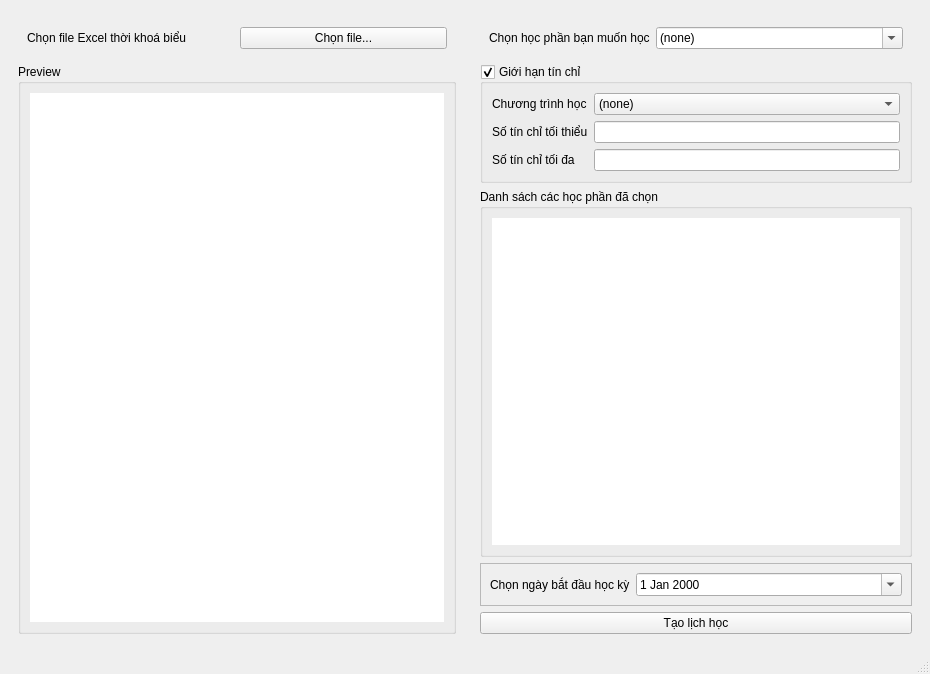
Zeann3th/Timetable_Sorting, file ui_design/main.ui: the form before one commit.
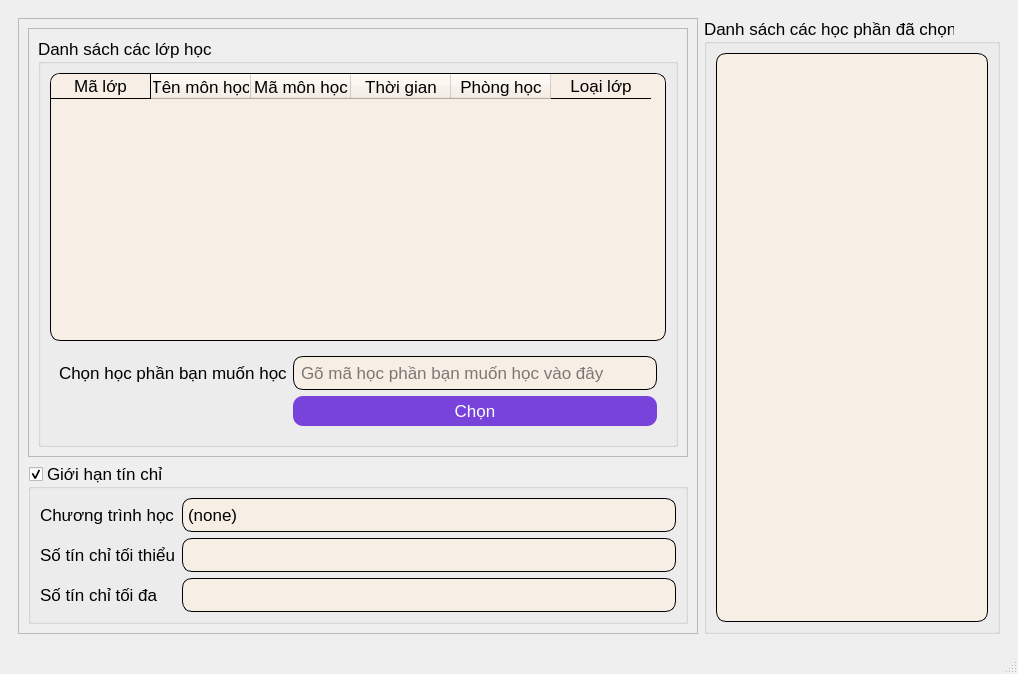
The form after the commit. Icons and pictures are not drawn.

Commit message: Debugging and adding some UI components for development

What changed in the file:
```diff
--- a/ui_design/main.ui
+++ b/ui_design/main.ui
@@ -6,15 +6,42 @@
    <rect>
     <x>0</x>
     <y>0</y>
-    <width>930</width>
+    <width>1018</width>
     <height>674</height>
    </rect>
   </property>
   <property name="windowTitle">
    <string>MainWindow</string>
   </property>
+  <property name="styleSheet">
+   <string notr="true">QMainWindow &gt; QWidget {
+	background: #FFFBF5;
+}</string>
+  </property>
+  <property name="unifiedTitleAndToolBarOnMac">
+   <bool>false</bool>
+  </property>
   <widget class="QWidget" name="centralwidget">
-   <layout class="QHBoxLayout" name="horizontalLayout_2">
+   <layout class="QVBoxLayout" name="verticalLayout_9">
+    <item>
+     <widget class="QStackedWidget" name="stackedWidget">
+      <property name="minimumSize">
+       <size>
+        <width>1000</width>
+        <height>0</height>
+       </size>
+      </property>
+      <property name="maximumSize">
+       <size>
+        <width>1000</width>
+        <height>16777215</height>
+       </size>
+      </property>
+      <property name="currentIndex">
+       <number>1</number>
+      </property>
+      <widget class="QWidget" name="page">
+       <layout class="QVBoxLayout" name="verticalLayout_2">
     <item>
      <widget class="QFrame" name="frame_3">
       <property name="maximumSize">
@@ -23,6 +50,11 @@
         <height>16777215</height>
        </size>
       </property>
+          <property name="font">
+           <font>
+            <pointsize>13</pointsize>
+           </font>
+          </property>
       <property name="frameShape">
        <enum>QFrame::NoFrame</enum>
       </property>
@@ -31,7 +63,12 @@
       </property>
       <layout class="QVBoxLayout" name="verticalLayout_4">
        <item>
-        <widget class="QFrame" name="frame">
+            <widget class="QFrame" name="frame_1">
+             <property name="font">
+              <font>
+               <pointsize>13</pointsize>
+              </font>
+             </property>
          <property name="frameShape">
           <enum>QFrame::NoFrame</enum>
          </property>
@@ -41,16 +78,71 @@
          <layout class="QHBoxLayout" name="horizontalLayout">
           <item>
            <widget class="QLabel" name="label">
+                <property name="font">
+                 <font>
+                  <pointsize>13</pointsize>
+                 </font>
+                </property>
             <property name="text">
              <string>Chọn file Excel thời khoá biểu</string>
             </property>
            </widget>
           </item>
+              <item>
+               <spacer name="horizontalSpacer">
+                <property name="orientation">
+                 <enum>Qt::Horizontal</enum>
+                </property>
+                <property name="sizeType">
+                 <enum>QSizePolicy::Fixed</enum>
+                </property>
+                <property name="sizeHint" stdset="0">
+                 <size>
+                  <width>20</width>
+                  <height>20</height>
+                 </size>
+                </property>
+               </spacer>
+              </item>
           <item>
            <widget class="QPushButton" name="pushButton">
+                <property name="sizePolicy">
+                 <sizepolicy hsizetype="Minimum" vsizetype="Fixed">
+                  <horstretch>0</horstretch>
+                  <verstretch>0</verstretch>
+                 </sizepolicy>
+                </property>
+                <property name="font">
+                 <font>
+                  <pointsize>13</pointsize>
+                 </font>
+                </property>
+                <property name="cursor">
+                 <cursorShape>PointingHandCursor</cursorShape>
+                </property>
+                <property name="styleSheet">
+                 <string notr="true">QPushButton {
+	border-radius: 10px;
+	padding: 5px;
+	background: #7743DB;
+	color: white;
+}</string>
+                </property>
             <property name="text">
              <string>Chọn file...</string>
             </property>
+                <property name="icon">
+                 <iconset theme="document-open"/>
+                </property>
+                <property name="checkable">
+                 <bool>false</bool>
+                </property>
+                <property name="checked">
+                 <bool>false</bool>
+                </property>
+                <property name="flat">
+                 <bool>true</bool>
+                </property>
            </widget>
           </item>
          </layout>
@@ -58,6 +150,11 @@
        </item>
        <item>
         <widget class="QGroupBox" name="groupBox">
+             <property name="font">
+              <font>
+               <pointsize>13</pointsize>
+              </font>
+             </property>
          <property name="title">
           <string>Preview</string>
          </property>
@@ -70,12 +167,117 @@
          <layout class="QVBoxLayout" name="verticalLayout_3">
           <item>
            <widget class="QTableWidget" name="tableWidget">
+                <property name="sizePolicy">
+                 <sizepolicy hsizetype="Preferred" vsizetype="Expanding">
+                  <horstretch>0</horstretch>
+                  <verstretch>0</verstretch>
+                 </sizepolicy>
+                </property>
+                <property name="font">
+                 <font>
+                  <pointsize>13</pointsize>
+                 </font>
+                </property>
+                <property name="styleSheet">
+                 <string notr="true">QTableView{
+	background-color: #F7EFE5;
+	border-radius: 10px;
+	border: 1px solid black;
+}
+
+QHeaderView, QHeaderView::section{
+	background-color: #F7EFE5;
+}
+
+QHeaderView{
+	border-top-right-radius: 10px;
+	border-top-left-radius: 10px;
+}
+
+QHeaderView::section {
+	border-bottom: 1px solid black;
+	border-right: 1px solid black;
+}
+
+QHeaderView::section::first{
+	border-top-left-radius: 10px;
+}
+
+QHeaderView::section::last{
+	border-top-right-radius: 10px;
+	border-right: 0px;
+}
+
+QScrollArea{
+	border-radius: 10px;
+}</string>
+                </property>
             <property name="frameShape">
              <enum>QFrame::NoFrame</enum>
             </property>
             <property name="frameShadow">
              <enum>QFrame::Plain</enum>
             </property>
+                <property name="sizeAdjustPolicy">
+                 <enum>QAbstractScrollArea::AdjustToContents</enum>
+                </property>
+                <property name="autoScroll">
+                 <bool>true</bool>
+                </property>
+                <property name="alternatingRowColors">
+                 <bool>true</bool>
+                </property>
+                <property name="gridStyle">
+                 <enum>Qt::SolidLine</enum>
+                </property>
+                <property name="sortingEnabled">
+                 <bool>true</bool>
+                </property>
+                <attribute name="horizontalHeaderCascadingSectionResizes">
+                 <bool>true</bool>
+                </attribute>
+                <attribute name="horizontalHeaderHighlightSections">
+                 <bool>true</bool>
+                </attribute>
+                <attribute name="horizontalHeaderShowSortIndicator" stdset="0">
+                 <bool>true</bool>
+                </attribute>
+                <attribute name="horizontalHeaderStretchLastSection">
+                 <bool>true</bool>
+                </attribute>
+                <attribute name="verticalHeaderCascadingSectionResizes">
+                 <bool>false</bool>
+                </attribute>
+                <column>
+                 <property name="text">
+                  <string>Mã lớp</string>
+                 </property>
+                </column>
+                <column>
+                 <property name="text">
+                  <string>Tên môn học</string>
+                 </property>
+                </column>
+                <column>
+                 <property name="text">
+                  <string>Mã môn học</string>
+                 </property>
+                </column>
+                <column>
+                 <property name="text">
+                  <string>Thời gian</string>
+                 </property>
+                </column>
+                <column>
+                 <property name="text">
+                  <string>Phòng học</string>
+                 </property>
+                </column>
+                <column>
+                 <property name="text">
+                  <string>Loại lớp</string>
+                 </property>
+                </column>
            </widget>
           </item>
          </layout>
@@ -84,21 +286,172 @@
       </layout>
      </widget>
     </item>
+       </layout>
+      </widget>
+      <widget class="QWidget" name="page_2">
+       <layout class="QHBoxLayout" name="horizontalLayout_3">
     <item>
-     <widget class="QFrame" name="frame_4">
-      <property name="maximumSize">
-       <size>
-        <width>450</width>
-        <height>16777215</height>
-       </size>
-      </property>
+         <widget class="QFrame" name="frame_5">
+          <property name="frameShape">
+           <enum>QFrame::StyledPanel</enum>
+          </property>
+          <property name="frameShadow">
+           <enum>QFrame::Raised</enum>
+          </property>
+          <layout class="QVBoxLayout" name="verticalLayout_6">
+           <item>
+            <widget class="QFrame" name="frame_6">
       <property name="frameShape">
+              <enum>QFrame::StyledPanel</enum>
+             </property>
+             <property name="frameShadow">
+              <enum>QFrame::Raised</enum>
+             </property>
+             <layout class="QVBoxLayout" name="verticalLayout_8">
+              <item>
+               <widget class="QGroupBox" name="groupBox_4">
+                <property name="font">
+                 <font>
+                  <pointsize>13</pointsize>
+                 </font>
+                </property>
+                <property name="title">
+                 <string>Danh sách các lớp học</string>
+                </property>
+                <property name="flat">
+                 <bool>true</bool>
+                </property>
+                <property name="checkable">
+                 <bool>false</bool>
+                </property>
+                <layout class="QVBoxLayout" name="verticalLayout_7">
+                 <item>
+                  <widget class="QTableWidget" name="tableWidget_2">
+                   <property name="sizePolicy">
+                    <sizepolicy hsizetype="Preferred" vsizetype="Expanding">
+                     <horstretch>0</horstretch>
+                     <verstretch>0</verstretch>
+                    </sizepolicy>
+                   </property>
+                   <property name="font">
+                    <font>
+                     <pointsize>13</pointsize>
+                    </font>
+                   </property>
+                   <property name="styleSheet">
+                    <string notr="true">QTableView{
+	background-color: #F7EFE5;
+	border-radius: 10px;
+	border: 1px solid black;
+}
+
+QHeaderView, QHeaderView::section{
+	background-color: #F7EFE5;
+}
+
+QHeaderView{
+	border-top-right-radius: 10px;
+	border-top-left-radius: 10px;
+}
+
+QHeaderView::section {
+	border-bottom: 1px solid black;
+	border-right: 1px solid black;
+}
+
+QHeaderView::section::first{
+	border-top-left-radius: 10px;
+}
+
+QHeaderView::section::last{
+	border-top-right-radius: 10px;
+	border-right: 0px;
+}
+
+QScrollArea{
+	border-radius: 10px;
+}</string>
+                   </property>
+                   <property name="frameShape">
        <enum>QFrame::NoFrame</enum>
       </property>
       <property name="frameShadow">
        <enum>QFrame::Plain</enum>
       </property>
-      <layout class="QVBoxLayout" name="verticalLayout">
+                   <property name="sizeAdjustPolicy">
+                    <enum>QAbstractScrollArea::AdjustToContents</enum>
+                   </property>
+                   <property name="autoScroll">
+                    <bool>false</bool>
+                   </property>
+                   <property name="alternatingRowColors">
+                    <bool>true</bool>
+                   </property>
+                   <property name="selectionBehavior">
+                    <enum>QAbstractItemView::SelectRows</enum>
+                   </property>
+                   <property name="verticalScrollMode">
+                    <enum>QAbstractItemView::ScrollPerItem</enum>
+                   </property>
+                   <property name="horizontalScrollMode">
+                    <enum>QAbstractItemView::ScrollPerPixel</enum>
+                   </property>
+                   <property name="gridStyle">
+                    <enum>Qt::SolidLine</enum>
+                   </property>
+                   <property name="sortingEnabled">
+                    <bool>true</bool>
+                   </property>
+                   <property name="cornerButtonEnabled">
+                    <bool>false</bool>
+                   </property>
+                   <attribute name="horizontalHeaderVisible">
+                    <bool>true</bool>
+                   </attribute>
+                   <attribute name="horizontalHeaderCascadingSectionResizes">
+                    <bool>true</bool>
+                   </attribute>
+                   <attribute name="horizontalHeaderHighlightSections">
+                    <bool>true</bool>
+                   </attribute>
+                   <attribute name="horizontalHeaderShowSortIndicator" stdset="0">
+                    <bool>true</bool>
+                   </attribute>
+                   <attribute name="horizontalHeaderStretchLastSection">
+                    <bool>false</bool>
+                   </attribute>
+                   <column>
+                    <property name="text">
+                     <string>Mã lớp</string>
+                    </property>
+                   </column>
+                   <column>
+                    <property name="text">
+                     <string>Tên môn học</string>
+                    </property>
+                   </column>
+                   <column>
+                    <property name="text">
+                     <string>Mã môn học</string>
+                    </property>
+                   </column>
+                   <column>
+                    <property name="text">
+                     <string>Thời gian</string>
+                    </property>
+                   </column>
+                   <column>
+                    <property name="text">
+                     <string>Phòng học</string>
+                    </property>
+                   </column>
+                   <column>
+                    <property name="text">
+                     <string>Loại lớp</string>
+                    </property>
+                   </column>
+                  </widget>
+                 </item>
        <item>
         <widget class="QFrame" name="frame">
          <property name="sizePolicy">
@@ -107,34 +460,93 @@
            <verstretch>0</verstretch>
           </sizepolicy>
          </property>
+                   <property name="font">
+                    <font>
+                     <pointsize>13</pointsize>
+                    </font>
+                   </property>
          <layout class="QFormLayout" name="formLayout">
           <item row="1" column="0">
            <widget class="QLabel" name="label_2">
+                      <property name="font">
+                       <font>
+                        <pointsize>13</pointsize>
+                       </font>
+                      </property>
             <property name="text">
              <string>Chọn học phần bạn muốn học</string>
             </property>
            </widget>
           </item>
+                    <item row="2" column="1">
+                     <widget class="QPushButton" name="pushButton_3">
+                      <property name="sizePolicy">
+                       <sizepolicy hsizetype="Minimum" vsizetype="Fixed">
+                        <horstretch>0</horstretch>
+                        <verstretch>0</verstretch>
+                       </sizepolicy>
+                      </property>
+                      <property name="font">
+                       <font>
+                        <pointsize>13</pointsize>
+                       </font>
+                      </property>
+                      <property name="cursor">
+                       <cursorShape>PointingHandCursor</cursorShape>
+                      </property>
+                      <property name="styleSheet">
+                       <string notr="true">QPushButton {
+	border-radius: 10px;
+	padding: 5px;
+	background: #7743DB;
+	color: white;
+}</string>
+                      </property>
+                      <property name="text">
+                       <string>Chọn</string>
+                      </property>
+                      <property name="icon">
+                       <iconset theme="document-open"/>
+                      </property>
+                      <property name="checkable">
+                       <bool>false</bool>
+                      </property>
+                      <property name="checked">
+                       <bool>false</bool>
+                      </property>
+                      <property name="flat">
+                       <bool>true</bool>
+                      </property>
+                     </widget>
+                    </item>
           <item row="1" column="1">
-           <widget class="QComboBox" name="comboBox">
-            <property name="editable">
+                     <widget class="QLineEdit" name="lineEdit_3">
+                      <property name="font">
+                       <font>
+                        <pointsize>13</pointsize>
+                       </font>
+                      </property>
+                      <property name="styleSheet">
+                       <string notr="true">QLineEdit{
+	background: #F7EFE5;
+	border-radius: 10px;
+	padding: 5px;
+	border: 1px solid black;
+}
+</string>
+                      </property>
+                      <property name="readOnly">
              <bool>true</bool>
             </property>
-            <item>
-             <property name="text">
-              <string>(none)</string>
-             </property>
-            </item>
-            <item>
-             <property name="text">
-              <string>IT3011</string>
-             </property>
-            </item>
-            <item>
-             <property name="text">
-              <string>MI3052</string>
-             </property>
-            </item>
+                      <property name="placeholderText">
+                       <string>Gõ mã học phần bạn muốn học vào đây</string>
+                      </property>
+                     </widget>
+                    </item>
+                   </layout>
+                  </widget>
+                 </item>
+                </layout>
            </widget>
           </item>
          </layout>
@@ -142,6 +554,11 @@
        </item>
        <item>
         <widget class="QGroupBox" name="groupBox_3">
+             <property name="font">
+              <font>
+               <pointsize>13</pointsize>
+              </font>
+             </property>
          <property name="title">
           <string>Giới hạn tín chỉ</string>
          </property>
@@ -154,6 +571,11 @@
          <layout class="QFormLayout" name="formLayout_2">
           <item row="0" column="0">
            <widget class="QLabel" name="label_4">
+                <property name="font">
+                 <font>
+                  <pointsize>13</pointsize>
+                 </font>
+                </property>
             <property name="text">
              <string>Chương trình học</string>
             </property>
@@ -161,6 +583,53 @@
           </item>
           <item row="0" column="1">
            <widget class="QComboBox" name="comboBox_2">
+                <property name="font">
+                 <font>
+                  <pointsize>13</pointsize>
+                 </font>
+                </property>
+                <property name="styleSheet">
+                 <string notr="true">QComboBox{
+	padding: 5px;
+	border-radius: 10px;
+	background: #F7EFE5;
+	border: 1px solid black;
+}
+
+QComboBox::drop-down {
+	subcontrol-origin: padding;
+	subcontrol-position: top right;
+	width: 50px;
+	border-top-right-radius: 10px;
+	border-bottom-right-radius: 10px;
+}
+
+QAbstractItemView{
+	border-radius: 15px;
+	padding: 5px;
+	background-color: #F7EFE5;
+	color: black;
+}
+
+QAbstractItemView::item:focused, QAbstractItemView::item:selected{
+	border-radius: 5px;
+	padding: 5px;
+	color: black;
+	border: 0px;
+}
+
+QAbstractItemView::item:hover{
+	
+	background-color: rgb(206, 199, 191);
+	color: black;
+	border-radius: 3px;
+	padding: 5px;
+	border: 0px;
+}</string>
+                </property>
+                <property name="editable">
+                 <bool>false</bool>
+                </property>
             <item>
              <property name="text">
               <string>(none)</string>
@@ -185,6 +654,11 @@
           </item>
           <item row="1" column="0">
            <widget class="QLabel" name="label_5">
+                <property name="font">
+                 <font>
+                  <pointsize>13</pointsize>
+                 </font>
+                </property>
             <property name="text">
              <string>Số tín chỉ tối thiểu</string>
             </property>
@@ -192,6 +666,20 @@
           </item>
           <item row="1" column="1">
            <widget class="QLineEdit" name="lineEdit">
+                <property name="font">
+                 <font>
+                  <pointsize>13</pointsize>
+                 </font>
+                </property>
+                <property name="styleSheet">
+                 <string notr="true">QLineEdit{
+	background: #F7EFE5;
+	border-radius: 10px;
+	padding: 5px;
+	border: 1px solid black;
+}
+</string>
+                </property>
             <property name="readOnly">
              <bool>true</bool>
             </property>
@@ -199,6 +687,11 @@
           </item>
           <item row="2" column="0">
            <widget class="QLabel" name="label_6">
+                <property name="font">
+                 <font>
+                  <pointsize>13</pointsize>
+                 </font>
+                </property>
             <property name="text">
              <string>Số tín chỉ tối đa</string>
             </property>
@@ -206,9 +699,26 @@
           </item>
           <item row="2" column="1">
            <widget class="QLineEdit" name="lineEdit_2">
+                <property name="font">
+                 <font>
+                  <pointsize>13</pointsize>
+                 </font>
+                </property>
+                <property name="styleSheet">
+                 <string notr="true">QLineEdit{
+	background: #F7EFE5;
+	border-radius: 10px;
+	padding: 5px;
+	border: 1px solid black;
+}
+</string>
+                </property>
             <property name="readOnly">
              <bool>true</bool>
             </property>
+               </widget>
+              </item>
+             </layout>
            </widget>
           </item>
          </layout>
@@ -216,6 +726,11 @@
        </item>
        <item>
         <widget class="QGroupBox" name="groupBox_2">
+          <property name="font">
+           <font>
+            <pointsize>13</pointsize>
+           </font>
+          </property>
          <property name="title">
           <string>Danh sách các học phần đã chọn</string>
          </property>
@@ -225,9 +740,16 @@
          <layout class="QVBoxLayout" name="verticalLayout_5">
           <item>
            <widget class="QListView" name="chosen_subjects">
+             <property name="font">
+              <font>
+               <pointsize>13</pointsize>
+              </font>
+             </property>
             <property name="styleSheet">
-             <string notr="true">.chosen_subjects{
-	border-radius: 50px;
+              <string notr="true">QListView{
+	background-color: #F7EFE5;
+	border-radius: 10px;
+	border: 1px solid black;
 }</string>
             </property>
             <property name="frameShape">
@@ -241,8 +763,43 @@
          </layout>
         </widget>
        </item>
+       </layout>
+      </widget>
+      <widget class="QWidget" name="page_3">
+       <layout class="QHBoxLayout" name="horizontalLayout_4">
+        <item>
+         <widget class="QFrame" name="frame_4">
+          <property name="maximumSize">
+           <size>
+            <width>450</width>
+            <height>16777215</height>
+           </size>
+          </property>
+          <property name="font">
+           <font>
+            <pointsize>13</pointsize>
+           </font>
+          </property>
+          <property name="mouseTracking">
+           <bool>true</bool>
+          </property>
+          <property name="tabletTracking">
+           <bool>true</bool>
+          </property>
+          <property name="frameShape">
+           <enum>QFrame::NoFrame</enum>
+          </property>
+          <property name="frameShadow">
+           <enum>QFrame::Plain</enum>
+          </property>
+          <layout class="QVBoxLayout" name="verticalLayout">
        <item>
         <widget class="QFrame" name="frame_2">
+             <property name="font">
+              <font>
+               <pointsize>13</pointsize>
+              </font>
+             </property>
          <property name="frameShape">
           <enum>QFrame::StyledPanel</enum>
          </property>
@@ -250,25 +807,75 @@
           <enum>QFrame::Raised</enum>
          </property>
          <layout class="QFormLayout" name="formLayout_4">
-          <item row="0" column="0">
-           <widget class="QLabel" name="label_3">
-            <property name="text">
-             <string>Chọn ngày bắt đầu học kỳ</string>
-            </property>
-           </widget>
-          </item>
           <item row="0" column="1">
            <widget class="QDateEdit" name="dateEdit">
+                <property name="font">
+                 <font>
+                  <pointsize>13</pointsize>
+                 </font>
+                </property>
+                <property name="styleSheet">
+                 <string notr="true">QAbstractSpinBox{
+	background-color: #F7EFE5;
+	padding: 5px;
+	border-radius: 10px;
+}
+
+QAbstractSpinBox::drop-down{
+	subcontrol-origin: border;
+    subcontrol-position: right;
+	width: 40px;
+	border-radius: 10px;
+}
+
+QAbstractSpinBox::down-arrow{
+	image: url(&quot;C:\\Users\\quang_mkkjeym\\PycharmProjects\\Timetable_Sorting\\icons\\down-arrow.png&quot;);
+}</string>
+                </property>
+                <property name="readOnly">
+                 <bool>false</bool>
+                </property>
+                <property name="buttonSymbols">
+                 <enum>QAbstractSpinBox::UpDownArrows</enum>
+                </property>
             <property name="calendarPopup">
              <bool>true</bool>
             </property>
            </widget>
           </item>
+              <item row="0" column="0">
+               <widget class="QLabel" name="label_3">
+                <property name="font">
+                 <font>
+                  <pointsize>13</pointsize>
+                 </font>
+                </property>
+                <property name="text">
+                 <string>Chọn ngày bắt đầu học kỳ</string>
+                </property>
+               </widget>
+              </item>
          </layout>
         </widget>
        </item>
        <item>
         <widget class="QPushButton" name="pushButton_2">
+             <property name="font">
+              <font>
+               <pointsize>13</pointsize>
+              </font>
+             </property>
+             <property name="cursor">
+              <cursorShape>PointingHandCursor</cursorShape>
+             </property>
+             <property name="styleSheet">
+              <string notr="true">QPushButton {
+	border-radius: 10px;
+	padding: 5px;
+	background: #7743DB;
+	color: white;
+}</string>
+             </property>
          <property name="text">
           <string>Tạo lịch học</string>
          </property>
@@ -279,12 +886,16 @@
     </item>
    </layout>
   </widget>
+     </widget>
+    </item>
+   </layout>
+  </widget>
   <widget class="QMenuBar" name="menubar">
    <property name="geometry">
     <rect>
      <x>0</x>
      <y>0</y>
-     <width>930</width>
+     <width>1018</width>
      <height>22</height>
     </rect>
    </property>
```
Lines whose indentation alone changed are shown as unchanged. The commit also changes 6 other files.
